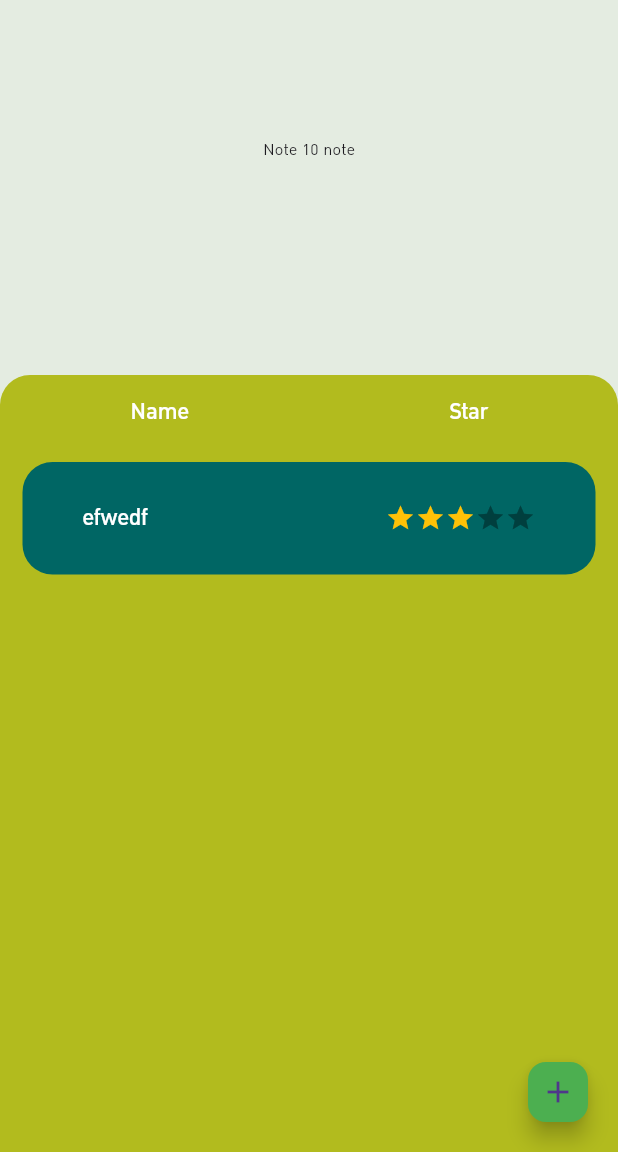
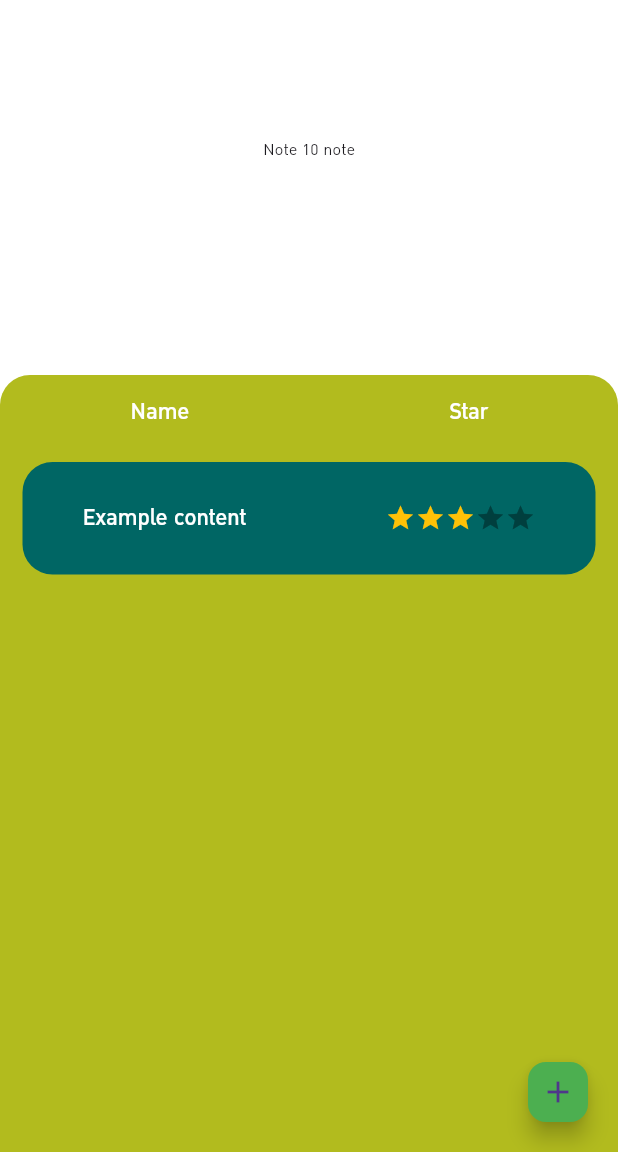
Before and after one commit to karnhao/haolearn, a Flutter app: the SubjectScreen screen opened by its route, item 2 of the bottom bar chosen, on a phone screen of 412 x 824 dp, the part 84-1236 px from its top. Run offline on Flutter 3.47's test engine with Material 2 defaults, Android fonts, the phone set to English and light mode, and no system bars; drawn by our look-alikes of flutter_rating_bar; our stand-ins replace flutter_datetime_picker, hive_flutter, page_transition, pie_chart; missing offline and left inert: time_planner; accounts and stored records are empty.

Commit message:
improve note_subject_screen and notes_screen

```diff
--- a/lib/route.dart
+++ b/lib/route.dart
@@ -14,7 +14,7 @@ final Map<String, WidgetBuilder> routes = <String, WidgetBuilder>{
         index: 0,
       ),
   "/listsubject": (BuildContext context) => const ListSubjectScreen(),
-  "/notesubject": (BuildContext context) => const NotesScreen(),
+  "/notesubject": (BuildContext context) => const NotesScreen(index: 0),
   "/table": (BuildContext context) => const TableScreen(),
   "/note": (BuildContext context) => const NoteSubjectScreen(index: 0),
 };
--- a/lib/screens/notes_screen.dart
+++ b/lib/screens/notes_screen.dart
@@ -2,10 +2,14 @@ import 'package:flutter/material.dart';
 import 'package:flutter/services.dart';
 import 'package:flutter_rating_bar/flutter_rating_bar.dart';
 import 'package:haolearn/models/subject.dart';
+import 'package:haolearn/screens/note_subject_screen.dart';
+import 'package:haolearn/services/storage_service.dart';
 import 'package:haolearn/themes/colors.dart';
+import 'package:page_transition/page_transition.dart';
 
 class NotesScreen extends StatefulWidget {
-  const NotesScreen({super.key});
+  final int index;
+  const NotesScreen({super.key, required this.index});
 
   @override
   State<NotesScreen> createState() => _NotesScreenState();
@@ -13,6 +17,7 @@ class NotesScreen extends StatefulWidget {
 
 class _NotesScreenState extends State<NotesScreen> {
   late Subject subject;
+
   @override
   void initState() {
     super.initState();
@@ -22,14 +27,18 @@ class _NotesScreenState extends State<NotesScreen> {
 
   @override
   Widget build(BuildContext context) {
-    // final service = StorageService.getService();
-    // final data = service.getSaveData()!;
-    // subject = data.getMainTable()!.subjectList[widget.index];
+    final service = StorageService.getService();
+    final data = service.getSaveData()!;
+    subject = data.getMainTable()!.subjectList[widget.index];
 
     return Scaffold(
         floatingActionButton: FloatingActionButton(
           mini: true,
-          onPressed: () {},
+          onPressed: () {
+            setState(() {
+              subject.addContent();
+            });
+          },
           backgroundColor: Colors.green,
           child: const Icon(Icons.add),
         ),
@@ -73,7 +82,7 @@ class _NotesScreenState extends State<NotesScreen> {
                   SizedBox(
                     height: 490,
                     child: ListView.builder(
-                      itemCount: 1,
+                      itemCount: subject.contents.length,
                       itemBuilder: (context, index) {
                         return boxTask(index);
                       },
@@ -91,7 +100,17 @@ class _NotesScreenState extends State<NotesScreen> {
       padding: const EdgeInsets.symmetric(vertical: 8, horizontal: 15),
       child: InkWell(
         onTap: () {
-          Navigator.of(context).pushNamed("/note");
+          Navigator.push(
+                  context,
+                  PageTransition(
+                      child: NoteSubjectScreen(index: index),
+                      type: PageTransitionType.leftToRight,
+                      duration: const Duration(milliseconds: 500),
+                      reverseDuration: const Duration(milliseconds: 500)))
+              .then((v) {
+            setState(() {});
+          });
+          ;
         },
         child: Container(
           height: 75,
@@ -103,7 +122,7 @@ class _NotesScreenState extends State<NotesScreen> {
             children: [
               Padding(
                 padding: const EdgeInsets.only(left: 40),
-                child: Text("efwedf",
+                child: Text(subject.contents[index].title,
                     style: Theme.of(context).textTheme.headline2),
               ),
               Padding(
--- a/lib/screens/subject_screen.dart
+++ b/lib/screens/subject_screen.dart
@@ -1,4 +1,5 @@
 import 'package:flutter/material.dart';
+import 'package:haolearn/screens/notes_screen.dart';
 import 'package:haolearn/screens/score_screen.dart';
 import 'package:haolearn/services/storage_service.dart';
 import 'package:haolearn/themes/colors.dart';
@@ -16,17 +17,28 @@ class SubjectScreen extends StatefulWidget {
 
 class _SubjectScreenState extends State<SubjectScreen> {
   bool toggle = false;
+  bool update = true;
+  String? nameChange;
   @override
   Widget build(BuildContext context) {
     final service = StorageService.getService();
     final data = service.getSaveData()!;
     final subjectList = data.mainTable.subjectList;
 
+    if (update) {
+      nameChange = subjectList[widget.index].name;
+      update = false;
+    }
+
     return Scaffold(
+        resizeToAvoidBottomInset: false,
         appBar: createKAppBar(context, subjectList[widget.index].name),
         body: Stack(children: [
           Column(
             children: [
+              const SizedBox(
+                height: 50,
+              ),
               Padding(
                 padding: const EdgeInsets.symmetric(horizontal: 50),
                 child: Container(
@@ -36,6 +48,9 @@ class _SubjectScreenState extends State<SubjectScreen> {
                   child: Padding(
                       padding: const EdgeInsets.all(20),
                         child: TextFormField(
+                          onChanged: (value) {
+                            nameChange = value;
+                          },
                           initialValue: subjectList[widget.index].name,
                           enabled: toggle,
                           decoration: InputDecoration(
@@ -84,6 +99,40 @@ class _SubjectScreenState extends State<SubjectScreen> {
                       )),
                 ),
               ),
+              const SizedBox(
+                height: 50,
+              ),
+              InkWell(
+                onTap: () {
+                  subjectList[widget.index].name = nameChange ?? "ERROR";
+
+                  service.saveData().then((v) {
+                    setState(() {});
+                  });
+                },
+                child: Container(
+                    margin: const EdgeInsets.all(50),
+                    padding: const EdgeInsets.all(3),
+                    decoration: BoxDecoration(
+                        color: kuPriColor,
+                        borderRadius: BorderRadius.circular(30)),
+                    child: Row(
+                      mainAxisAlignment: MainAxisAlignment.center,
+                      children: [
+                        Text(
+                          "Save",
+                          style: Theme.of(context).textTheme.headline1,
+                        ),
+                        const SizedBox(
+                          width: 10,
+                        ),
+                        const Icon(
+                          Icons.save,
+                          color: Colors.white,
+                        )
+                      ],
+                    )),
+              ),
             ],
           ),
           Positioned(
@@ -101,7 +150,7 @@ class _SubjectScreenState extends State<SubjectScreen> {
                           PageTransition(
 
                               ///ToDo
-                              child: const ScoreScreen(index: 0),
+                              child: ScoreScreen(index: widget.index),
                               type: PageTransitionType.leftToRight,
                               duration: const Duration(milliseconds: 500),
                               reverseDuration:
@@ -111,7 +160,8 @@ class _SubjectScreenState extends State<SubjectScreen> {
                       radius: 24,
                       backgroundColor: kuPriColor,
                       foregroundColor: kuSecColor,
-                      child: Text('Score'),
+                      child:
+                          Text('Score', style: TextStyle(color: Colors.white)),
                     ),
                   ),
                   const SizedBox(
@@ -121,19 +171,31 @@ class _SubjectScreenState extends State<SubjectScreen> {
                     radius: 24,
                     backgroundColor: kuPriColor,
                     foregroundColor: kuSecColor,
-                      child: Text('Time')),
+                    child: Text(
+                      'Time',
+                      style: TextStyle(color: Colors.white),
+                    ),
+                  ),
                   const SizedBox(
                     width: 10,
                   ),
                   InkWell(
                     onTap: () {
-                      Navigator.pushNamed(context, "/notesubject");
+                      Navigator.push(
+                          context,
+                          PageTransition(
+                              child: NotesScreen(index: widget.index),
+                              type: PageTransitionType.leftToRight,
+                              duration: const Duration(milliseconds: 500),
+                              reverseDuration:
+                                  const Duration(milliseconds: 500)));
                     },
                     child: const CircleAvatar(
                       radius: 24,
                       backgroundColor: kuPriColor,
                       foregroundColor: kuSecColor,
-                      child: Text('Note'),
+                      child:
+                          Text('Note', style: TextStyle(color: Colors.white)),
                     ),
                   )
                 ],
--- a/lib/themes/colors.dart
+++ b/lib/themes/colors.dart
@@ -2,8 +2,8 @@ import 'package:flutter/material.dart';
 
 const Color kuSecColor = Color.fromARGB(255, 178, 187, 30);
 const Color kuPriColor = Color.fromARGB(255, 0, 102, 100);
-const Color appBackgroundColor = Color.fromARGB(255, 228, 236, 225);
-const Color appBackgroundColor2 = Color.fromARGB(255, 230, 231, 208);
+const Color appBackgroundColor = Color.fromARGB(255, 255, 255, 255);
+const Color appBackgroundColor2 = Color.fromARGB(255, 255, 255, 255);
 const Color kappHeadline2 = Color.fromARGB(255, 6, 75, 224);
 const Color kBoxColor = Color.fromARGB(255, 99, 197, 115);
 const Color kBoxColorBorder = Color.fromARGB(255, 99, 215, 115);
```
Also changed, not shown: lib/screens/list_subject_screen.dart (+14 -10 lines), lib/screens/note_subject_screen.dart (+46 -0 lines). Lines whose indentation alone changed are shown as unchanged.
